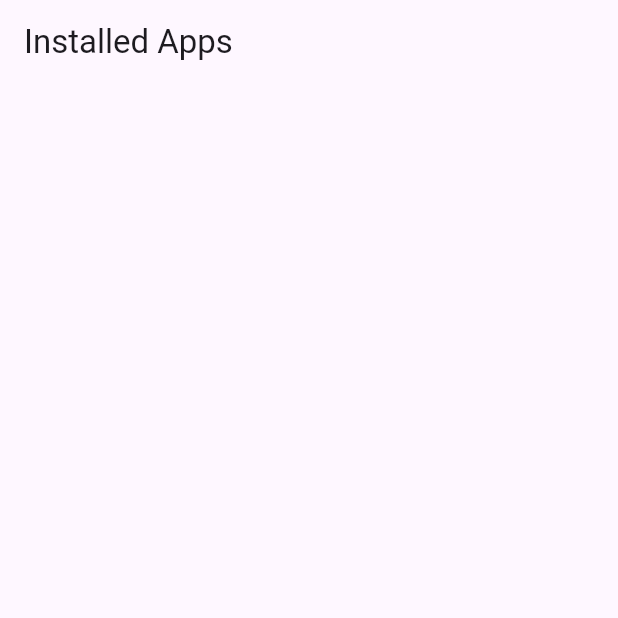
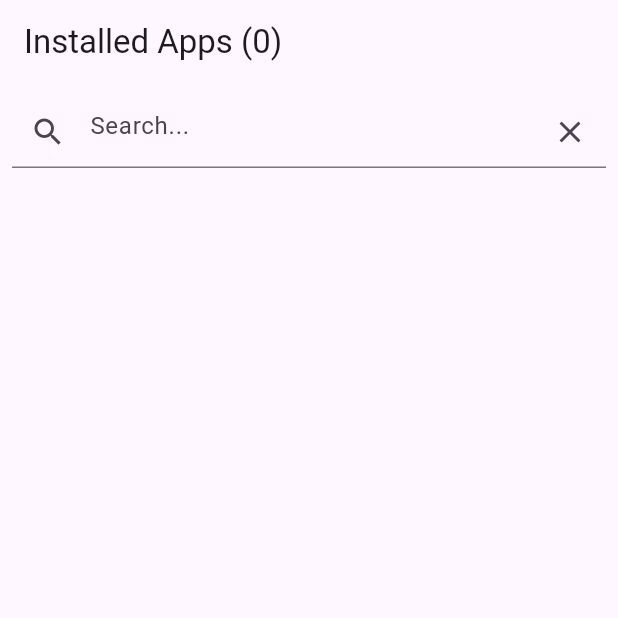
Before and after one commit to maheksinghal/LoginSkip, a Flutter app: the screen it shows after launch, on a phone screen of 412 x 824 dp, the top half of it. Run offline on Flutter 3.47's test engine with Material 3 defaults, Android fonts, the phone set to English and light mode, and no system bars; missing offline and left inert: external_app_launcher, installed_apps.

Commit message:
feat: search functionality implemented

```diff
--- a/lib/my_website.dart
+++ b/lib/my_website.dart
@@ -11,11 +11,16 @@ class MyInstalledApps extends StatefulWidget {
 }
 
 class _MyInstalledAppsState extends State<MyInstalledApps> {
-  List<AppInfo> _installedApps = [];
+  late List<AppInfo> _installedApps;
+  late List<AppInfo> _searchResult;
+  late TextEditingController _searchController;
 
   @override
   void initState() {
     super.initState();
+    _installedApps = [];
+    _searchResult = [];
+    _searchController = TextEditingController();
     _getInstalledApps();
   }
 
@@ -23,6 +28,7 @@ class _MyInstalledAppsState extends State<MyInstalledApps> {
     List<AppInfo> apps = await InstalledApps.getInstalledApps(false, true);
     setState(() {
       _installedApps = apps;
+      _searchResult = List.from(apps);
     });
   }
 
@@ -37,16 +43,55 @@ class _MyInstalledAppsState extends State<MyInstalledApps> {
     }
   }
 
+  void _searchApp(String query) {
+    List<AppInfo> searchResult = _installedApps.where((app) {
+      String name = app.name.toLowerCase() ?? '';
+      String packageName = app.packageName.toLowerCase();
+      return name.contains(query.toLowerCase()) ||
+          packageName.contains(query.toLowerCase());
+    }).toList();
+    setState(() {
+      _searchResult = searchResult;
+    });
+  }
+
+  @override
+  void dispose() {
+    _searchController.dispose();
+    super.dispose();
+  }
+
   @override
   Widget build(BuildContext context) {
     return Scaffold(
       appBar: AppBar(
-        title: const Text('Installed Apps'),
+        title: Text('Installed Apps (${_installedApps.length})'),
       ),
-      body: ListView.builder(
-        itemCount: _installedApps.length,
+      body: Column(
+        children: [
+          Padding(
+            padding: const EdgeInsets.all(8.0),
+            child: TextField(
+              controller: _searchController,
+              decoration: InputDecoration(
+                hintText: 'Search...',
+                prefixIcon: const Icon(Icons.search),
+                suffixIcon: IconButton(
+                  icon: const Icon(Icons.clear),
+                  onPressed: () {
+                    _searchController.clear();
+                    _searchApp('');
+                  },
+                ),
+              ),
+              onChanged: _searchApp,
+            ),
+          ),
+          Expanded(
+            child: ListView.builder(
+              itemCount: _searchResult.length,
               itemBuilder: (context, index) {
-          final app = _installedApps[index];
+                final app = _searchResult[index];
                 final icon = app.icon;
                 Widget iconWidget;
 
@@ -66,6 +111,9 @@ class _MyInstalledAppsState extends State<MyInstalledApps> {
                 );
               },
             ),
+          ),
+        ],
+      ),
     );
   }
 }
```
Lines whose indentation alone changed are shown as unchanged.
